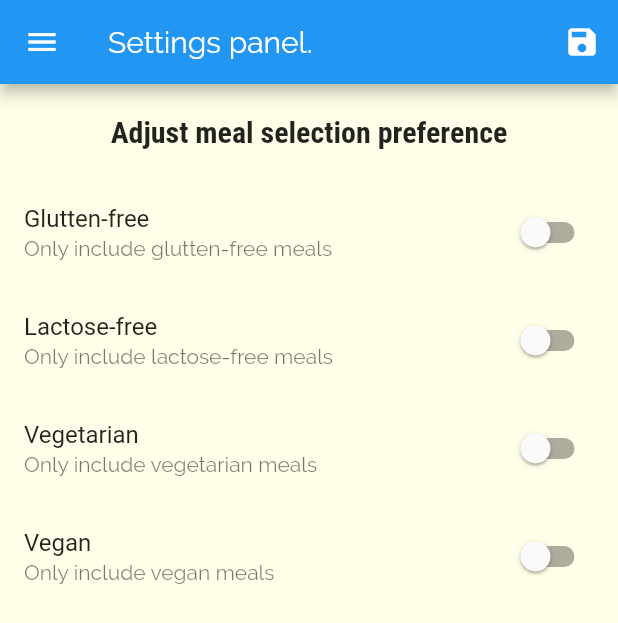
After one commit to CaduceusInc/chownow, a Flutter app: the SettingsScreen screen opened by its route, on a phone screen of 412 x 824 dp. The commit adds this screen. Shown: the top 623 px of the screen. Run offline on Flutter 3.47's test engine with Material 2 defaults, Android fonts, the phone set to English and light mode, and no system bars.

```diff
--- a/lib/main.dart
+++ b/lib/main.dart
@@ -1,16 +1,55 @@
 import 'package:flutter/material.dart';
+
+import './dummy_data.dart';
+import './screens/settings_screen.dart';
 import './screens/tabs_screen.dart';
-
 import './screens/meal_detail_screen.dart';
 import './screens/category_meal_screen.dart';
 import './screens/categories_screen.dart';
+import './models/meal.dart';
 
 void main() {
   runApp(MyApp());
 }
 
-class MyApp extends StatelessWidget {
+class MyApp extends StatefulWidget {
   // This widget is the root of your application.
+  @override
+  _MyAppState createState() => _MyAppState();
+}
+
+class _MyAppState extends State<MyApp> {
+  Map<String, bool> _filters = {
+    'gluten': false,
+    'lactose': false,
+    'vegan': false,
+    'vegetarian': false,
+  };
+
+  List<Meal> _availableMeals = DUMMY_MEALS;
+  List<Meal> _favoriteMeals = [];
+
+  void _setFilters(Map<String, bool> filterData) {
+    setState(() {
+      _filters =  filterData;
+
+      _availableMeals = DUMMY_MEALS.where((meal) {
+        if (_filters['gluten'] && !meal.isGlutenFree){
+          return false;
+        }
+        if (_filters['lactose'] && !meal.isLactoseFree){
+          return false;
+        }
+        if (_filters['vegan'] && !meal.isVegan){
+          return false;
+        }
+        if (_filters['vegetarian'] && !meal.isVegetarian){
+          return false;
+        }
+      }).toList();
+    });
+  }
+
   @override
   Widget build(BuildContext context) {
     return MaterialApp(
@@ -32,13 +71,16 @@ class MyApp extends StatelessWidget {
                 fontSize: 20,
                 fontFamily: "RobotoCondensed",
                 fontWeight: FontWeight.bold,
-              ))),
+              ),
+            ),
+      ),
       // home: CategoriesScreen(), OR:
       // initialRoute: '/' or wherever
       routes: {
-        '/': (ctx) => TabsScreen(),
-        CategoryMealScreen.routeName: (ctx) => CategoryMealScreen(),
+        '/': (ctx) => TabsScreen(_favoriteMeals),
+        CategoryMealScreen.routeName: (ctx) => CategoryMealScreen(_availableMeals),
         MealDetailScreen.routName: (ctx) => MealDetailScreen(),
+        SettingsScreen.routeName: (ctx) => SettingsScreen(_filters, _setFilters),
       },
       // onGenerateRoute: (settings) {
       // print(settings.arguments);
--- a/lib/screens/meal_detail_screen.dart
+++ b/lib/screens/meal_detail_screen.dart
@@ -42,7 +42,7 @@ class MealDetailScreen extends StatelessWidget {
         title: Text("${selectedMeal.title}"),
       ),
       body: SingleChildScrollView(
-              child: Column(
+        child: Column(
           children: [
             Container(
               height: 500,
@@ -94,6 +94,10 @@ class MealDetailScreen extends StatelessWidget {
           ],
         ),
       ),
+      floatingActionButton:
+          FloatingActionButton(child: Icon(Icons.delete), onPressed: () {
+            Navigator.of(context).pop(mealId);
+          }),
     );
   }
 }
--- /dev/null
+++ b/lib/screens/settings_screen.dart
@@ -0,0 +1,125 @@
+import 'package:flutter/material.dart';
+import '../widgets/main_drawer.dart';
+
+class SettingsScreen extends StatefulWidget {
+  static const routeName = "/settings";
+
+  final Function saveFilters;
+  final Map<String, bool> currentFilters;
+
+
+  SettingsScreen(this.currentFilters, this.saveFilters);
+
+  @override
+  _SettingsScreenState createState() => _SettingsScreenState();
+}
+
+class _SettingsScreenState extends State<SettingsScreen> {
+  var _glutenFree = false;
+  var _vegetarian = false;
+  var _vegan = false;
+  var _lactoseFree = false;
+
+  @override
+  initState() {
+    _glutenFree = widget.currentFilters['gluten'];
+    _lactoseFree = widget.currentFilters['lactose'];
+    _vegetarian = widget.currentFilters['vegetarian'];
+    _vegan = widget.currentFilters['vegan'];
+    super.initState();
+  }
+
+  Widget _buildSwitchListTile(
+    String title,
+    String description,
+    bool currentValue,
+    Function updateValue,
+  ) {
+    return SwitchListTile(
+      title: Text(title),
+      value: currentValue,
+      subtitle: Text(description),
+      onChanged: updateValue,
+      activeColor: Colors.yellow,
+    );
+  }
+
+  @override
+  Widget build(BuildContext context) {
+    return Scaffold(
+      appBar: AppBar(
+        title: Text("Settings panel."),
+        actions: [
+          IconButton(
+            icon: Icon(Icons.save),
+            onPressed: () {
+              final selectedFilters = {
+                'gluten': _glutenFree,
+                'lactose': _lactoseFree,
+                'vegan': _vegan,
+                'vegetarian': _vegetarian,
+              };
+              widget.saveFilters(selectedFilters);
+            },
+          ),
+        ],
+      ),
+      drawer: MainDrawer(),
+      body: Column(children: [
+        Container(
+          padding: EdgeInsets.all(20),
+          child: Text(
+            "Adjust meal selection preference",
+            style: Theme.of(context).textTheme.headline6,
+          ),
+        ),
+        Expanded(
+          child: ListView(
+            children: [
+              _buildSwitchListTile(
+                "Glutten-free",
+                "Only include glutten-free meals",
+                _glutenFree,
+                (newValue) {
+                  setState(() {
+                    _glutenFree = newValue;
+                  });
+                },
+              ),
+              _buildSwitchListTile(
+                "Lactose-free",
+                "Only include lactose-free meals",
+                _lactoseFree,
+                (newValue) {
+                  setState(() {
+                    _lactoseFree = newValue;
+                  });
+                },
+              ),
+              _buildSwitchListTile(
+                "Vegetarian",
+                "Only include vegetarian meals",
+                _vegetarian,
+                (newValue) {
+                  setState(() {
+                    _vegetarian = newValue;
+                  });
+                },
+              ),
+              _buildSwitchListTile(
+                "Vegan",
+                "Only include vegan meals",
+                _vegan,
+                (newValue) {
+                  setState(() {
+                    _vegan = newValue;
+                  });
+                },
+              ),
+            ],
+          ),
+        )
+      ]),
+    );
+  }
+}
--- a/lib/screens/tabs_screen.dart
+++ b/lib/screens/tabs_screen.dart
@@ -2,8 +2,13 @@ import 'package:flutter/material.dart';
 import 'package:meals/screens/favorites_screen.dart';
 import '../widgets/main_drawer.dart';
 import './categories_screen.dart';
+import '../models/meal.dart';
 
 class TabsScreen extends StatefulWidget {
+  final List<Meal> favoriteMeals;
+
+  TabsScreen(this.favoriteMeals);
+
   @override
   _TabsScreenState createState() => _TabsScreenState();
 }
```
Also changed, not shown: lib/screens/category_meal_screen.dart (+53 -22 lines), lib/widgets/main_drawer.dart (+16 -4 lines), lib/widgets/meal_item.dart (+22 -9 lines). Lines whose indentation alone changed are shown as unchanged.
